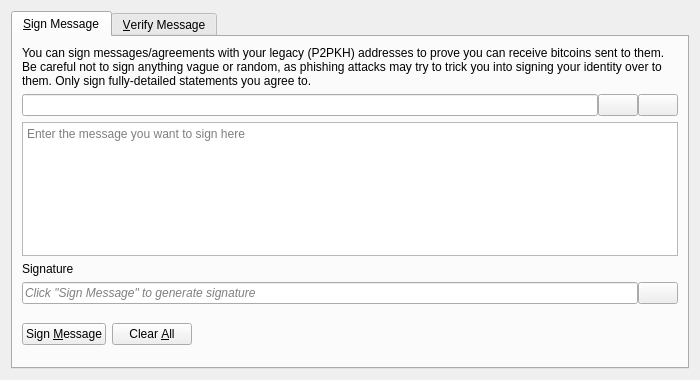
This is src/qt/forms/signverifymessagedialog.ui in quantumbtc/bitquan as Qt 5 draws it before an edit. The edited form follows.
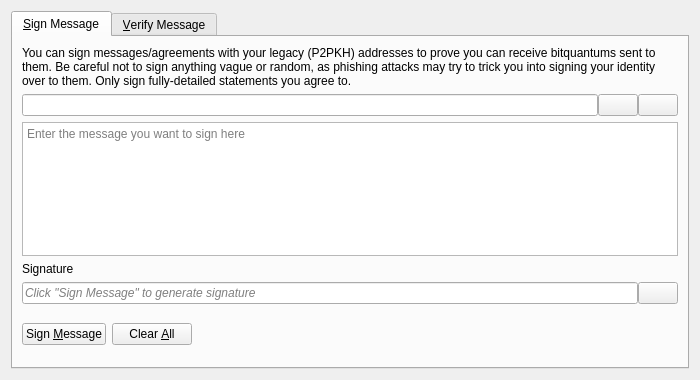
This is the edited form. Icons and pictures are not drawn. Custom widgets are drawn as their Qt base class.

What changed in the file:
```diff
--- a/src/qt/forms/signverifymessagedialog.ui
+++ b/src/qt/forms/signverifymessagedialog.ui
@@ -30,7 +30,7 @@
        <item>
         <widget class="QLabel" name="infoLabel_SM">
          <property name="text">
-          <string>You can sign messages/agreements with your legacy (P2PKH) addresses to prove you can receive bitcoins sent to them. Be careful not to sign anything vague or random, as phishing attacks may try to trick you into signing your identity over to them. Only sign fully-detailed statements you agree to.</string>
+          <string>You can sign messages/agreements with your legacy (P2PKH) addresses to prove you can receive bitquantums sent to them. Be careful not to sign anything vague or random, as phishing attacks may try to trick you into signing your identity over to them. Only sign fully-detailed statements you agree to.</string>
          </property>
          <property name="textFormat">
           <enum>Qt::PlainText</enum>
```
Left out of the diff: 26 changed lines with no effect on the pictures.
